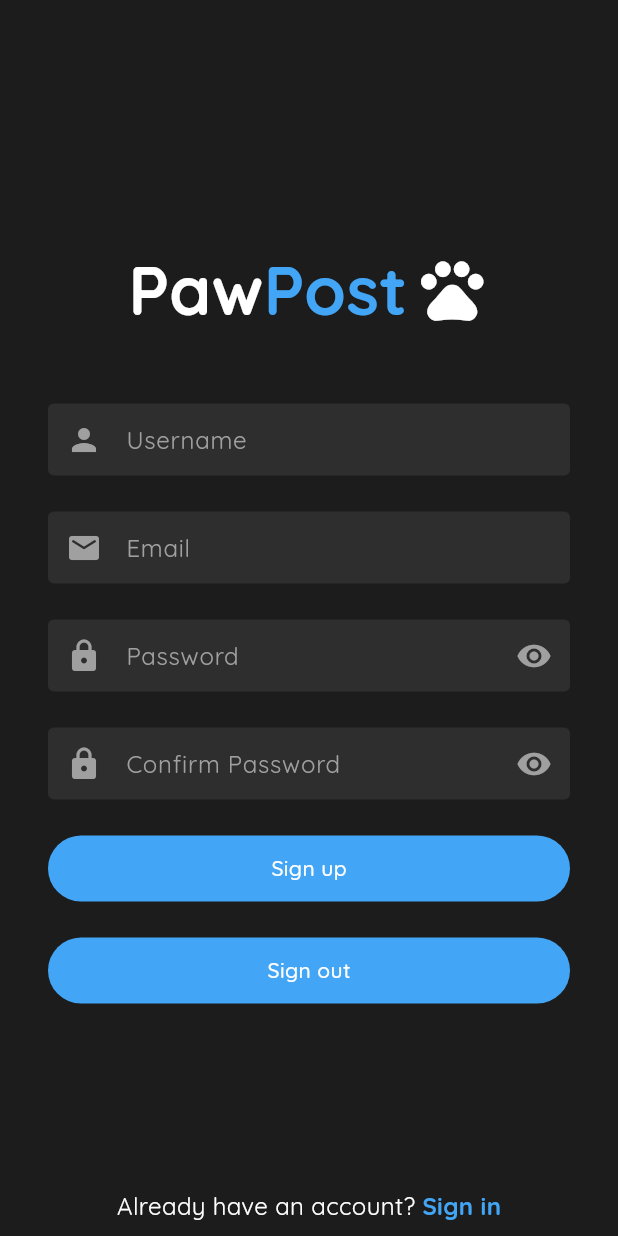
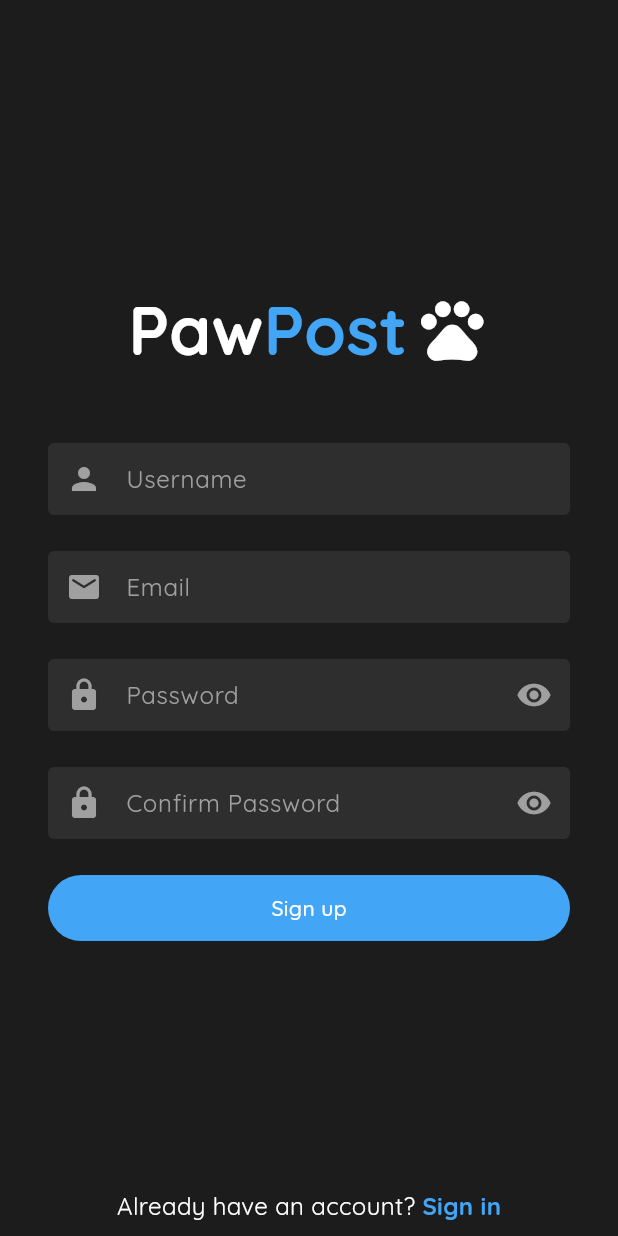
Before and after one commit to natmwong/thankupet_social_media_app, a Flutter app: the screen it shows after launch, after a tap on "Sign up", on a phone screen of 412 x 824 dp. Run offline on Flutter 3.47's test engine with Material 3 defaults, Android fonts, the phone set to English and light mode, and no system bars; our stand-ins replace google_fonts, image_picker, supabase_flutter; accounts and stored records are empty.

Commit message:
Cleaned up code and included additional documentation

```diff
--- a/lib/resources/auth_methods.dart
+++ b/lib/resources/auth_methods.dart
@@ -1,6 +1,7 @@
 import 'package:supabase_flutter/supabase_flutter.dart';
 import "package:thankupet_social_media_app/models/user.dart" as model;
 
+// Class containing all user authentication methods in supabase
 class AuthMethods {
   final SupabaseClient _supabase = Supabase.instance.client;
   Session? session;
--- a/lib/resources/storage_methods.dart
+++ b/lib/resources/storage_methods.dart
@@ -2,7 +2,7 @@ import 'package:image_picker/image_picker.dart';
 import 'package:supabase_flutter/supabase_flutter.dart';
 import 'package:uuid/uuid.dart';
 
-/// A class that provides methods for storing user data and avatars.
+/// A class that provides methods for storing data for profiles, posts, and comments
 class StorageMethods {
   final SupabaseClient _supabase = Supabase.instance.client;
 
--- a/lib/screens/comments_screen.dart
+++ b/lib/screens/comments_screen.dart
@@ -8,6 +8,7 @@ import "package:thankupet_social_media_app/utils/theme_colors.dart";
 import "package:thankupet_social_media_app/utils/utils.dart";
 import "package:thankupet_social_media_app/widgets/comment_card.dart";
 
+// Comments screen of the selected post, allowing user to post a comment and like comments
 class CommentsScreen extends StatefulWidget {
   final snap;
   const CommentsScreen({super.key, required this.snap});
--- a/lib/screens/login_screen.dart
+++ b/lib/screens/login_screen.dart
@@ -10,6 +10,7 @@ import "package:thankupet_social_media_app/widgets/logo_text.dart";
 import "package:thankupet_social_media_app/widgets/text_field_input.dart";
 import "package:thankupet_social_media_app/utils/theme_colors.dart";
 
+// Initial screen allowing user to sign in to the app
 class LoginScreen extends StatefulWidget {
   const LoginScreen({super.key});
 
--- a/lib/screens/profile_screen.dart
+++ b/lib/screens/profile_screen.dart
@@ -8,6 +8,7 @@ import 'package:thankupet_social_media_app/utils/theme_colors.dart';
 import 'package:thankupet_social_media_app/utils/utils.dart';
 import 'package:thankupet_social_media_app/widgets/follow_button.dart';
 
+// Profile screen for current user and all other users
 class ProfileScreen extends StatefulWidget {
   final String uid;
   const ProfileScreen({Key? key, required this.uid}) : super(key: key);
--- a/lib/screens/search_screen.dart
+++ b/lib/screens/search_screen.dart
@@ -4,6 +4,8 @@ import "package:supabase_flutter/supabase_flutter.dart";
 import "package:thankupet_social_media_app/screens/profile_screen.dart";
 import "package:thankupet_social_media_app/utils/theme_colors.dart";
 
+// Search screen which allows users to view all post images in a grid view
+// and search user profiles
 class SearchScreen extends StatefulWidget {
   const SearchScreen({super.key});
 
--- a/lib/screens/signup_screen.dart
+++ b/lib/screens/signup_screen.dart
@@ -8,6 +8,7 @@ import "package:thankupet_social_media_app/utils/utils.dart";
 import "package:thankupet_social_media_app/widgets/logo_text.dart";
 import "package:thankupet_social_media_app/widgets/text_field_input.dart";
 
+// Sign up screen allowing user to sign up with a username, email, and password
 class SignupScreen extends StatefulWidget {
   const SignupScreen({super.key});
 
@@ -146,35 +147,6 @@ class _SignupScreenState extends State<SignupScreen> {
                   ),
                 ),
                 const SizedBox(height: 24),
-                //button signout
-                InkWell(
-                  onTap: () {
-                    AuthMethods().signOut();
-                    showSnackBar("Signout success", context);
-                  },
-                  child: Container(
-                    child: _isLoading
-                        ? const Center(
-                            child: CircularProgressIndicator(
-                              color: primaryColor,
-                            ),
-                          )
-                        : Text('Sign out',
-                            style: TextStyle(
-                                color: primaryColor,
-                                fontWeight: FontWeight.w500)),
-                    width: double.infinity,
-                    alignment: Alignment.center,
-                    padding: const EdgeInsets.symmetric(vertical: 12),
-                    decoration: const ShapeDecoration(
-                        shape: RoundedRectangleBorder(
-                          borderRadius: BorderRadius.all(
-                            Radius.circular(30),
-                          ),
-                        ),
-                        color: accentColor),
-                  ),
-                ),
                 const SizedBox(height: 12),
                 Flexible(child: Container(), flex: 2),
 
--- a/lib/screens/update_profile_screen.dart
+++ b/lib/screens/update_profile_screen.dart
@@ -8,6 +8,8 @@ import 'package:thankupet_social_media_app/utils/theme_colors.dart';
 import 'package:thankupet_social_media_app/utils/utils.dart';
 import 'package:thankupet_social_media_app/widgets/text_field_input.dart';
 
+// Update Profile screen allowing users to register their initial profile details
+// or update their current details after registration
 class UpdateProfileScreen extends StatefulWidget {
   final bool isRegistration; // True for registration, false for editing
 
--- a/lib/utils/global_variables.dart
+++ b/lib/utils/global_variables.dart
@@ -5,6 +5,7 @@ import 'package:thankupet_social_media_app/screens/feed_screen.dart';
 import 'package:thankupet_social_media_app/screens/profile_screen.dart';
 import 'package:thankupet_social_media_app/screens/search_screen.dart';
 
+// nav bar items
 List<Widget> homeScreenItems = [
   const FeedScreen(),
   const SearchScreen(),
--- a/lib/widgets/comment_card.dart
+++ b/lib/widgets/comment_card.dart
@@ -6,6 +6,7 @@ import "package:thankupet_social_media_app/providers/user_provider.dart";
 import "package:thankupet_social_media_app/resources/storage_methods.dart";
 import "package:thankupet_social_media_app/utils/theme_colors.dart";
 
+// CommentCard widget displaying a comment's username, profile picture, text, and like count
 class CommentCard extends StatefulWidget {
   final snap;
   CommentCard({super.key, required this.snap});
--- a/lib/widgets/follow_button.dart
+++ b/lib/widgets/follow_button.dart
@@ -1,5 +1,6 @@
 import "package:flutter/material.dart";
 
+// Button for Following, Unfollowing, Editing Profile, and Signing out
 class FollowButton extends StatelessWidget {
   final Function()? function;
   final Color backgroundColor;
--- a/lib/widgets/like_animation.dart
+++ b/lib/widgets/like_animation.dart
@@ -1,5 +1,6 @@
 import "package:flutter/material.dart";
 
+// Widget for liking a post
 class LikeAnimation extends StatefulWidget {
   final Widget child; // The child widget that will be animated
   final bool
--- a/lib/widgets/logo_text.dart
+++ b/lib/widgets/logo_text.dart
@@ -2,6 +2,7 @@ import 'package:flutter/material.dart';
 import 'package:google_fonts/google_fonts.dart';
 import 'package:thankupet_social_media_app/utils/theme_colors.dart';
 
+// PawPost logo text widget
 class LogoText extends StatelessWidget {
   const LogoText({super.key});
 
--- a/lib/widgets/post_card.dart
+++ b/lib/widgets/post_card.dart
@@ -11,6 +11,7 @@ import 'package:thankupet_social_media_app/utils/theme_colors.dart';
 import 'package:thankupet_social_media_app/utils/utils.dart';
 import 'package:thankupet_social_media_app/widgets/like_animation.dart';
 
+// PostCard widget which dispays a post's user profile picture, username, image, description, like count, and comment count
 class PostCard extends StatefulWidget {
   final Map<String, dynamic> snap;
   const PostCard({super.key, required this.snap});
--- a/lib/widgets/text_field_input.dart
+++ b/lib/widgets/text_field_input.dart
@@ -3,9 +3,6 @@ import 'package:google_fonts/google_fonts.dart';
 import 'package:thankupet_social_media_app/utils/theme_colors.dart';
 
 /// A custom text field input widget.
-///
-/// This widget provides a customizable text input field with various features
-/// such as hint text, input type, and an optional icon.
 class TextFieldInput extends StatefulWidget {
   final TextEditingController textEditingController;
   final bool isPass;
```
Also changed, not shown: lib/screens/add_post_screen.dart (+2 -8 lines).
